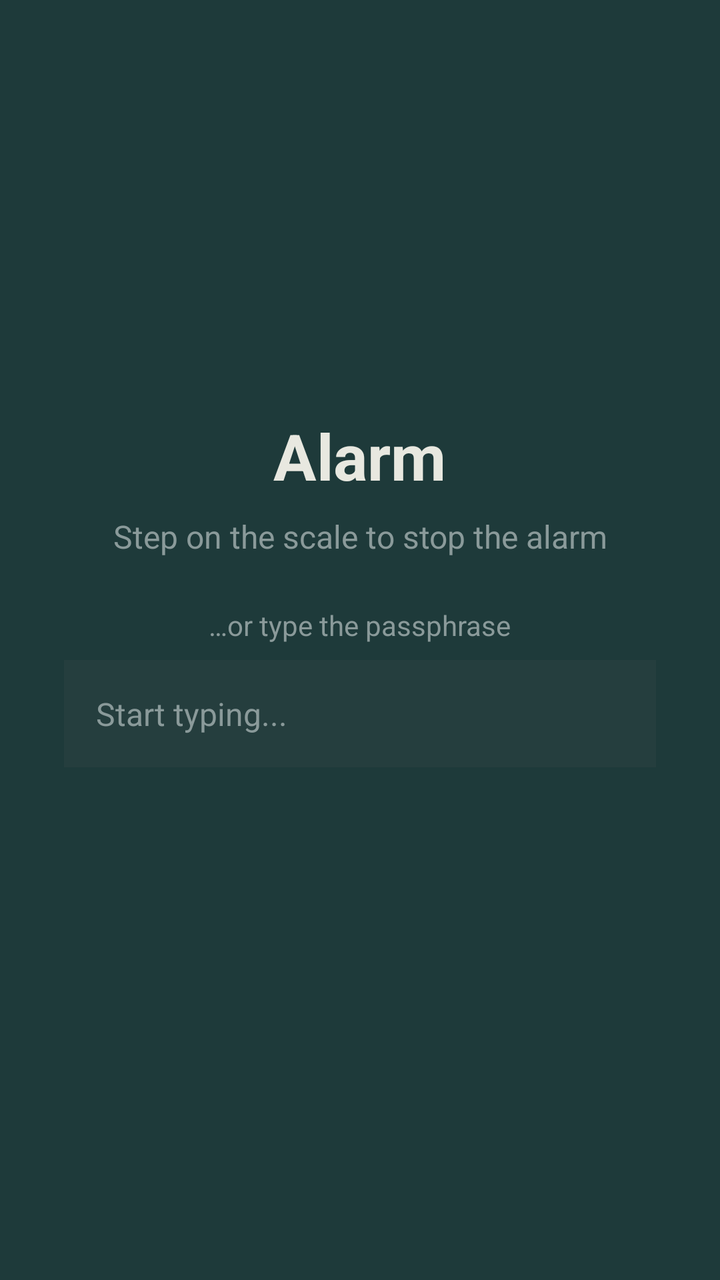
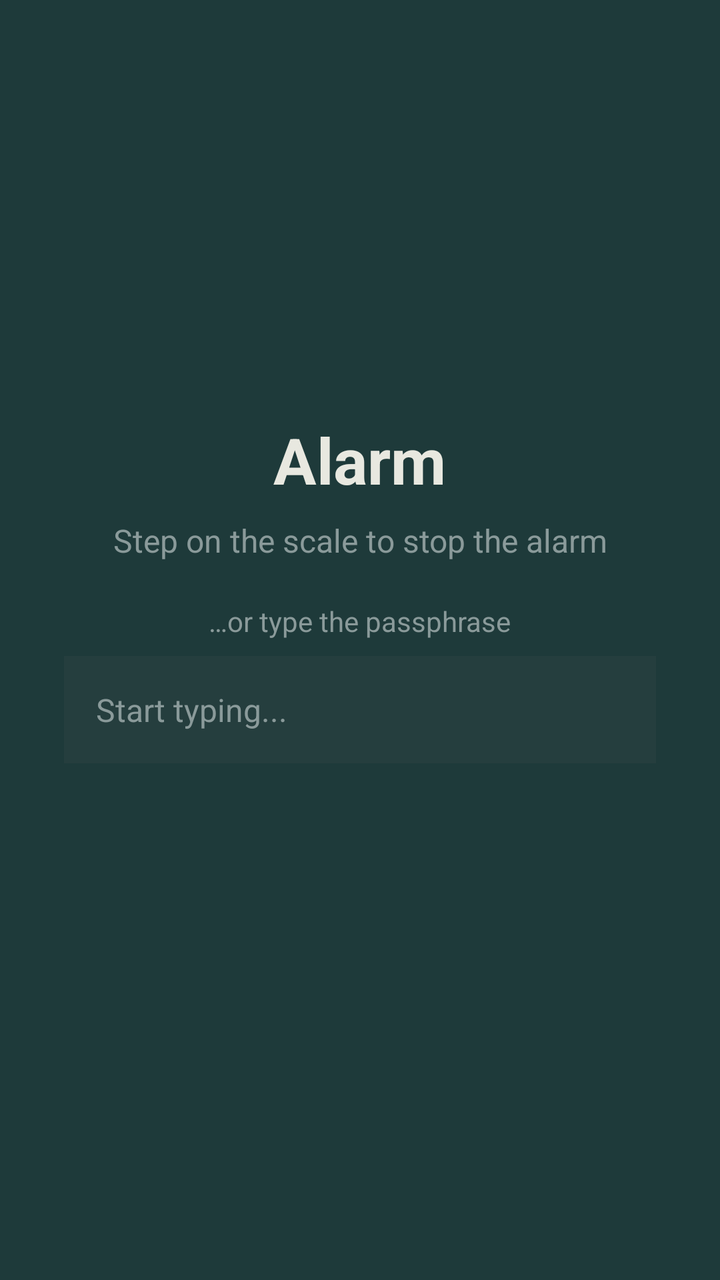

The first picture is an Android layout as it rendered before a commit; the second is the same layout after the commit. The layout source and the unified diff follow.
<!-- AndroidManifest.xml: activity theme Theme.AppCompat.NoActionBar -->
<!-- res/layout/activity_alarm_dismiss.xml -->
<?xml version="1.0" encoding="utf-8"?>
<FrameLayout xmlns:android="http://schemas.android.com/apk/res/android"
    android:layout_width="match_parent"
    android:layout_height="match_parent"
    android:background="@color/bg_dark"
    android:padding="32dp">

    <LinearLayout
        android:layout_width="match_parent"
        android:layout_height="wrap_content"
        android:layout_gravity="center"
        android:orientation="vertical"
        android:gravity="center_horizontal">

        <TextView
            android:id="@+id/alarm_name_text"
            android:layout_width="wrap_content"
            android:layout_height="wrap_content"
            android:text="Alarm"
            android:textColor="@color/text_primary"
            android:textSize="32sp"
            android:textStyle="bold"
            android:layout_marginBottom="8dp" />

        <TextView
            android:id="@+id/instruction_text"
            android:layout_width="match_parent"
            android:layout_height="wrap_content"
            android:text="Step on the scale to stop the alarm"
            android:textColor="@color/text_muted"
            android:textSize="16sp"
            android:gravity="center"
            android:layout_marginBottom="24dp" />

        
        <Button
            android:id="@+id/dismiss_button"
            android:layout_width="match_parent"
            android:layout_height="72dp"
            android:text="DISMISS"
            android:textSize="20sp"
            android:textStyle="bold"
            android:textColor="@color/text_primary"
            android:background="@color/primary_accent"
            android:visibility="gone"
            android:layout_marginBottom="24dp" />

        
        <TextView
            android:id="@+id/passphrase_label"
            android:layout_width="wrap_content"
            android:layout_height="wrap_content"
            android:text="…or type the passphrase"
            android:textColor="@color/text_muted"
            android:textSize="14sp"
            android:layout_marginBottom="8dp" />

        <EditText
            android:id="@+id/passphrase_input"
            android:layout_width="match_parent"
            android:layout_height="wrap_content"
            android:hint="Start typing..."
            android:textColor="@color/text_primary"
            android:textColorHint="@color/text_muted"
            android:background="@color/input_bg"
            android:padding="16dp"
            android:textSize="16sp"
            android:inputType="text"
            android:singleLine="true"
            android:layout_marginBottom="16dp" />

        <TextView
            android:id="@+id/try_again_text"
            android:layout_width="wrap_content"
            android:layout_height="wrap_content"
            android:text="TRY AGAIN!"
            android:textColor="@color/error_red"
            android:textSize="24sp"
            android:textStyle="bold"
            android:visibility="gone" />

        <TextView
            android:id="@+id/scale_status_text"
            android:layout_width="match_parent"
            android:layout_height="wrap_content"
            android:text=""
            android:textColor="@color/secondary_accent"
            android:textSize="13sp"
            android:gravity="center"
            android:layout_marginTop="16dp" />

    </LinearLayout>

</FrameLayout>
<!-- resources referenced by this layout -->
<resources>
  <color name="bg_dark">#1E3A3A</color>
  <color name="error_red">#FF4444</color>
  <color name="input_bg">#253E3E</color>
  <color name="primary_accent">#4A8080</color>
  <color name="secondary_accent">#C9B458</color>
  <color name="text_muted">#8A9A9A</color>
  <color name="text_primary">#E8E8E0</color>
</resources>

<!-- the commit's change to res/layout/activity_alarm_dismiss.xml (unified diff, before → after) -->
@@ -5,90 +5,130 @@
     android:background="@color/bg_dark"
     android:padding="32dp">
 
-    <LinearLayout
+    <ScrollView
         android:layout_width="match_parent"
         android:layout_height="wrap_content"
-        android:layout_gravity="center"
-        android:orientation="vertical"
-        android:gravity="center_horizontal">
+        android:layout_gravity="center">
 
-        <TextView
-            android:id="@+id/alarm_name_text"
-            android:layout_width="wrap_content"
-            android:layout_height="wrap_content"
-            android:text="Alarm"
-            android:textColor="@color/text_primary"
-            android:textSize="32sp"
-            android:textStyle="bold"
-            android:layout_marginBottom="8dp" />
-
-        <TextView
-            android:id="@+id/instruction_text"
+        <LinearLayout
             android:layout_width="match_parent"
             android:layout_height="wrap_content"
-            android:text="Step on the scale to stop the alarm"
-            android:textColor="@color/text_muted"
-            android:textSize="16sp"
-            android:gravity="center"
-            android:layout_marginBottom="24dp" />
+            android:orientation="vertical"
+            android:gravity="center_horizontal">
 
-        
-        <Button
-            android:id="@+id/dismiss_button"
-            android:layout_width="match_parent"
-            android:layout_height="72dp"
-            android:text="DISMISS"
-            android:textSize="20sp"
-            android:textStyle="bold"
-            android:textColor="@color/text_primary"
-            android:background="@color/primary_accent"
-            android:visibility="gone"
-            android:layout_marginBottom="24dp" />
+            <TextView
+                android:id="@+id/alarm_name_text"
+                android:layout_width="wrap_content"
+                android:layout_height="wrap_content"
+                android:text="Alarm"
+                android:textColor="@color/text_primary"
+                android:textSize="32sp"
+                android:textStyle="bold"
+                android:layout_marginBottom="8dp" />
 
-        
-        <TextView
-            android:id="@+id/passphrase_label"
-            android:layout_width="wrap_content"
-            android:layout_height="wrap_content"
-            android:text="…or type the passphrase"
-            android:textColor="@color/text_muted"
-            android:textSize="14sp"
-            android:layout_marginBottom="8dp" />
+            <TextView
+                android:id="@+id/instruction_text"
+                android:layout_width="match_parent"
+                android:layout_height="wrap_content"
+                android:text="Step on the scale to stop the alarm"
+                android:textColor="@color/text_muted"
+                android:textSize="16sp"
+                android:gravity="center"
+                android:layout_marginBottom="20dp" />
 
-        <EditText
-            android:id="@+id/passphrase_input"
-            android:layout_width="match_parent"
-            android:layout_height="wrap_content"
-            android:hint="Start typing..."
-            android:textColor="@color/text_primary"
-            android:textColorHint="@color/text_muted"
-            android:background="@color/input_bg"
-            android:padding="16dp"
-            android:textSize="16sp"
-            android:inputType="text"
-            android:singleLine="true"
-            android:layout_marginBottom="16dp" />
+            
+            <TextView
+                android:id="@+id/live_weight"
+                android:layout_width="wrap_content"
+                android:layout_height="wrap_content"
+                android:text="—"
+                android:textColor="@color/secondary_accent"
+                android:textSize="64sp"
+                android:textStyle="bold"
+                android:visibility="gone" />
 
-        <TextView
-            android:id="@+id/try_again_text"
-            android:layout_width="wrap_content"
-            android:layout_height="wrap_content"
-            android:text="TRY AGAIN!"
-            android:textColor="@color/error_red"
-            android:textSize="24sp"
-            android:textStyle="bold"
-            android:visibility="gone" />
+            <TextView
+                android:id="@+id/live_weight_caption"
+                android:layout_width="match_parent"
+                android:layout_height="wrap_content"
+                android:text=""
+                android:textColor="@color/text_muted"
+                android:textSize="14sp"
+                android:gravity="center"
+                android:visibility="gone"
+                android:layout_marginBottom="20dp" />
 
-        <TextView
-            android:id="@+id/scale_status_text"
-            android:layout_width="match_parent"
-            android:layout_height="wrap_content"
-            android:text=""
-            android:textColor="@color/secondary_accent"
-            android:textSize="13sp"
-            android:gravity="center"
-            android:layout_marginTop="16dp" />
+            
+            <Button
+                android:id="@+id/dismiss_button"
+                android:layout_width="match_parent"
+                android:layout_height="72dp"
+                android:text="DISMISS"
+                android:textSize="20sp"
+                android:textStyle="bold"
+                android:textColor="@color/text_primary"
+                android:background="@color/primary_accent"
+                android:visibility="gone"
+                android:layout_marginBottom="12dp" />
 
-    </LinearLayout>
+            
+            <Button
+                android:id="@+id/snooze_button"
+                android:layout_width="match_parent"
+                android:layout_height="56dp"
+                android:text="SNOOZE"
+                android:textSize="16sp"
+                android:textAllCaps="true"
+                android:textColor="@color/text_primary"
+                android:background="@drawable/button_ghost"
+                android:visibility="gone"
+                android:layout_marginBottom="20dp" />
+
+            
+            <TextView
+                android:id="@+id/passphrase_label"
+                android:layout_width="wrap_content"
+                android:layout_height="wrap_content"
+                android:text="…or type the passphrase"
+                android:textColor="@color/text_muted"
+                android:textSize="14sp"
+                android:layout_marginBottom="8dp" />
+
+            <EditText
+                android:id="@+id/passphrase_input"
+                android:layout_width="match_parent"
+                android:layout_height="wrap_content"
+                android:hint="Start typing..."
+                android:textColor="@color/text_primary"
+                android:textColorHint="@color/text_muted"
+                android:background="@color/input_bg"
+                android:padding="16dp"
+                android:textSize="16sp"
+                android:inputType="text"
+                android:singleLine="true"
+                android:layout_marginBottom="16dp" />
+
+            <TextView
+                android:id="@+id/try_again_text"
+                android:layout_width="wrap_content"
+                android:layout_height="wrap_content"
+                android:text="TRY AGAIN!"
+                android:textColor="@color/error_red"
+                android:textSize="24sp"
+                android:textStyle="bold"
+                android:visibility="gone" />
+
+            <TextView
+                android:id="@+id/scale_status_text"
+                android:layout_width="match_parent"
+                android:layout_height="wrap_content"
+                android:text=""
+                android:textColor="@color/secondary_accent"
+                android:textSize="13sp"
+                android:gravity="center"
+                android:layout_marginTop="16dp" />
+
+        </LinearLayout>
+    </ScrollView>
 
 </FrameLayout>
<!-- resource entries referenced after the edit -->
@@ -7,5 +7,12 @@
   <color name="secondary_accent">#C9B458</color>
   <color name="text_muted">#8A9A9A</color>
   <color name="text_primary">#E8E8E0</color>
+  <!-- drawable button_ghost (drawable) -->
+  <?xml version="1.0" encoding="utf-8"?>
+  <shape xmlns:android="http://schemas.android.com/apk/res/android" android:shape="rectangle">
+      <solid android:color="#00000000" />
+      <stroke android:width="1dp" android:color="@color/primary_accent" />
+      <corners android:radius="10dp" />
+  </shape>
 </resources>
 
